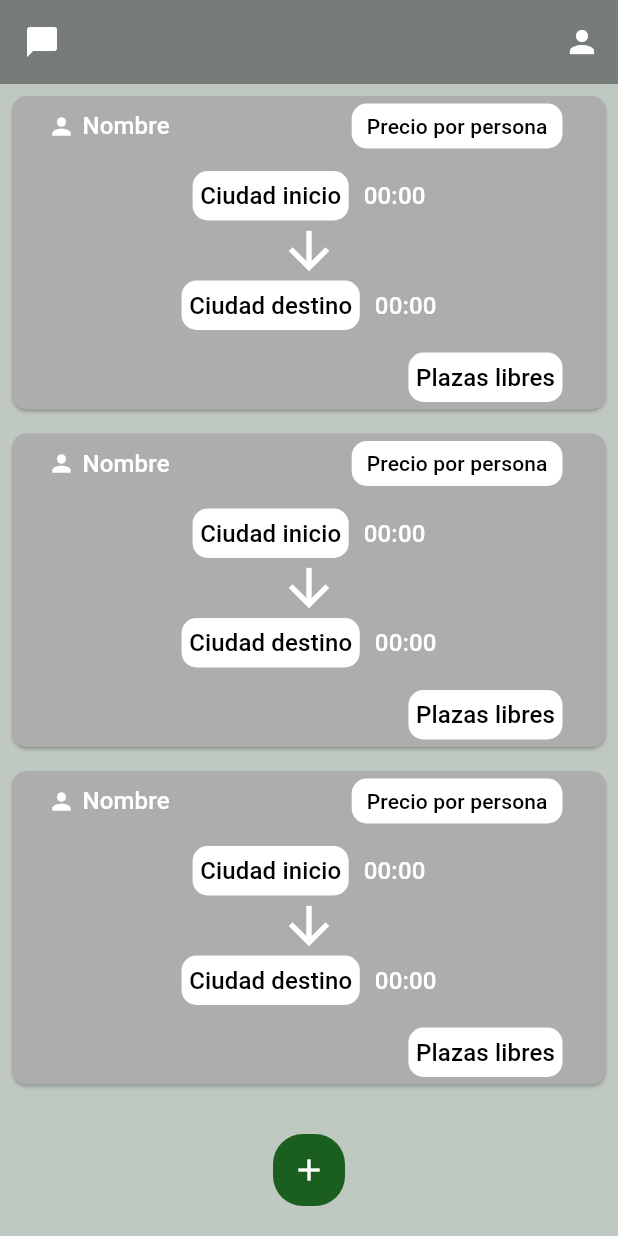
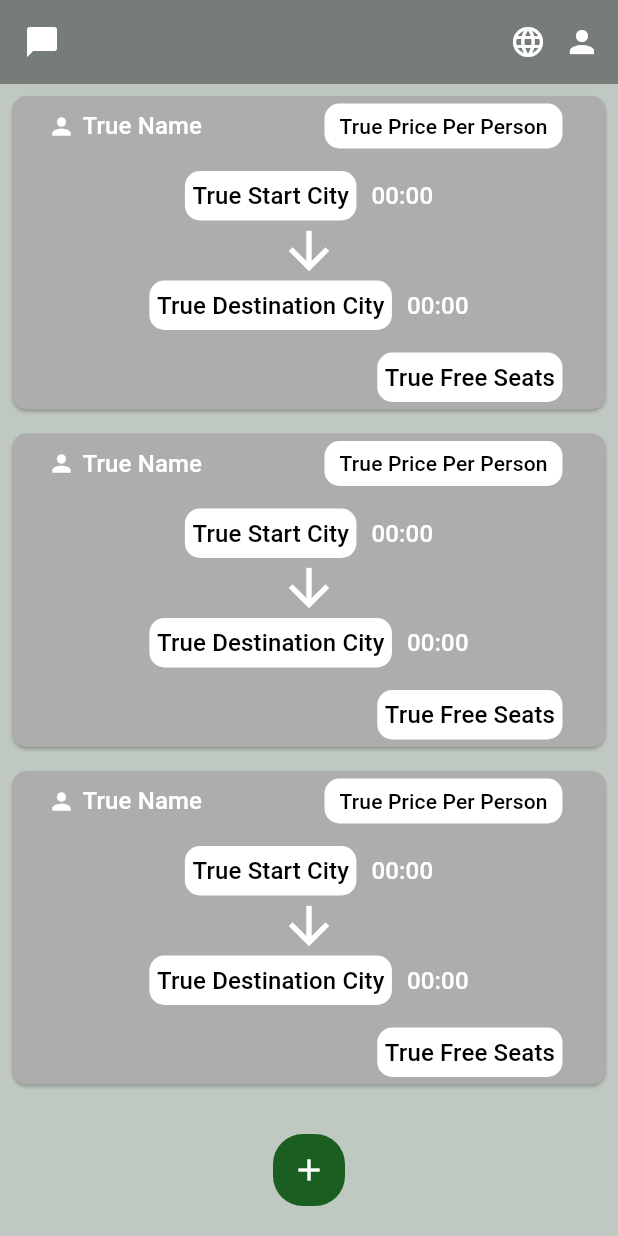
Before and after one commit to pes2324q2-gei-upc/ppf_mobile_client, a Flutter app: the MainPage screen opened directly, on a phone screen of 412 x 824 dp. Run offline on Flutter 3.47's test engine with Material 3 defaults, Android fonts, the phone set to English and light mode, and no system bars; our stand-ins replace dio, image_picker, shared_preferences; accounts and stored records are empty; generated files the repository leaves out were written again.

Commit message:
creacion de soporte multiidioma

```diff
--- /dev/null
+++ b/l10n.yaml
@@ -0,0 +1,3 @@
+arb-dir: lib/l10n
+template-arb-file: app_en.arb
+output-localization-file: app_localizations.dart
--- a/lib/Idiom/language.dart
+++ /dev/null
@@ -1,16 +0,0 @@
-import 'package:flutter/material.dart';
-import 'package:flutter_localizations/flutter_localizations.dart';
-
-return const MaterialApp(
-  title: 'Localizations Sample App',
-  localizationsDelegates: [
-    GlobalMaterialLocalizations.delegate,
-    GlobalWidgetsLocalizations.delegate,
-    GlobalCupertinoLocalizations.delegate,
-  ],
-  supportedLocales: [
-    Locale('en'), // English
-    Locale('es'), // Spanish
-  ],
-  home: MyHomePage(),
-);
--- /dev/null
+++ b/lib/classes/language.dart
@@ -0,0 +1,15 @@
+class Language {
+  final int id;
+  final String flag;
+  final String name;
+  final String languageCode;
+
+  Language(this.id, this.flag, this.name, this.languageCode);
+
+  static List<Language> languageList() {
+    return <Language>[
+      Language(1, "🇺🇸", "English", "en"),
+      Language(2, "🇪🇸", "Español", "es"),
+    ];
+  }
+}
--- /dev/null
+++ b/lib/l10n/app_en.arb
@@ -0,0 +1,7 @@
+{
+  "nombre": "True Name",
+  "precioPorPersona": "True Price Per Person",
+  "ciudadInicio": "True Start City",
+  "ciudadDestino": "True Destination City",
+  "plazasLibres": "True Free Seats"
+}
--- a/lib/main.dart
+++ b/lib/main.dart
@@ -1,5 +1,8 @@
 import 'package:flutter/material.dart';
 import 'package:ppf_mobile_client/views/login_screen.dart';
+import 'package:flutter_gen/gen_l10n/app_localizations.dart';
+import 'package:ppf_mobile_client/classes/language_constants.dart';
+
 
 void main() {
   /*
@@ -42,6 +45,9 @@ class MyApp extends StatelessWidget {
           colorScheme: ColorScheme.fromSeed(seedColor: Colors.deepPurple),
           useMaterial3: true,
         ),
+        localizationsDelegates: AppLocalizations.localizationsDelegates,
+        supportedLocales: AppLocalizations.supportedLocales,
+        locale: Locale('en', ''),
         home: const LogIn());
   }
 }
--- a/lib/views/menu.dart
+++ b/lib/views/menu.dart
@@ -1,4 +1,6 @@
 import 'package:flutter/material.dart';
+import 'package:ppf_mobile_client/classes/language.dart';
+import 'package:ppf_mobile_client/classes/language_constants.dart';
 
 class MyApp extends StatelessWidget {
   const MyApp({Key? key});
@@ -14,6 +16,7 @@ class MyApp extends StatelessWidget {
 class MainPage extends StatelessWidget {
   const MainPage({Key? key});
 
+
  @override
   Widget build(BuildContext context) {
     return Scaffold(
@@ -27,15 +30,42 @@ class MainPage extends StatelessWidget {
           },
         ),
         actions: [
+          DropdownButtonHideUnderline(
+            child: DropdownButton<Language>(
+              onChanged: (Language? language) {
+                // Aquí puedes implementar la lógica para cambiar el idioma seleccionado
+                // Por ejemplo, puedes usar flutter_localizations para cambiar el idioma de la aplicación
+                print("Idioma cambiado a: ${language!.name}");
+              },
+              icon: Icon(Icons.language, color: Colors.white),
+              items: Language.languageList()
+                  .map<DropdownMenuItem<Language>>(
+                    (e) => DropdownMenuItem<Language>(
+                      value: e,
+                      child: Row(
+                        mainAxisAlignment: MainAxisAlignment.spaceAround,
+                        children: <Widget>[
+                          Text(
+                            e.flag,
+                            style: const TextStyle(fontSize: 30),
+                          ),
+                          Text(e.name)
+                        ],
+                      ),
+                    ),
+                  )
+                  .toList(),
+            ),
+          ),
           IconButton(
-            icon: Icon(Icons.person, color: Colors.white), // Símbolo temporal
+            icon: const Icon(Icons.person, color: Colors.white), // Símbolo temporal
             onPressed: () {
               // Acción al presionar el botón de perfil
             },
           ),
         ],
       ),
-      backgroundColor: Color(0xFFC0C9C1),
+      backgroundColor: const Color(0xFFC0C9C1),
       body: Column(
         mainAxisAlignment: MainAxisAlignment.center,
         children: [
@@ -51,7 +81,7 @@ class MainPage extends StatelessWidget {
                     },
                     style: ButtonStyle(
                       backgroundColor:
-                          MaterialStateProperty.all<Color>(Color(0xFFADADAD)),
+                          MaterialStateProperty.all<Color>(const Color(0xFFADADAD)),
                       shape: MaterialStateProperty.all<OutlinedBorder>(
                         RoundedRectangleBorder(
                           borderRadius: BorderRadius.circular(10),
@@ -64,30 +94,32 @@ class MainPage extends StatelessWidget {
                         Row(
                           mainAxisAlignment: MainAxisAlignment.spaceBetween,
                           children: [
-                            Row(
+                            Expanded(
+                              child: Row(
                                 children: [
-                                Icon(Icons.person, color: Colors.white),
+                                  const Icon(Icons.person, color: Colors.white),
                                   SizedBox(width: 5),
                                   Text(
-                                  'Nombre',
-                                  style: TextStyle(
+                                    translation(context).nombre,
+                                    style: const TextStyle(
                                       color: Colors.white,
                                       fontSize: 16,
                                     ),
                                   ),
                                 ],
                               ),
+                            ),
                             Padding(
                               padding: const EdgeInsets.all(5.0),
                               child: Container(
-                                padding: EdgeInsets.symmetric(
+                                padding: const EdgeInsets.symmetric(
                                     vertical: 5, horizontal: 10),
                                 decoration: BoxDecoration(
                                   color: Colors.white,
                                   borderRadius: BorderRadius.circular(10),
                                 ),
                                 child: Text(
-                                  'Precio por persona',
+                                  translation(context).precioPorPersona,
                                   style: TextStyle(color: Colors.black),
                                 ),
                               ),
@@ -104,22 +136,22 @@ class MainPage extends StatelessWidget {
                                 Row(
                                   children: [
                                     Container(
-                                      padding: EdgeInsets.all(5),
+                                      padding: const EdgeInsets.all(5),
                                       decoration: BoxDecoration(
                                         color: Colors.white,
                                         borderRadius:
                                             BorderRadius.circular(10),
                                       ),
                                       child: Text(
-                                        'Ciudad inicio',
-                                        style: TextStyle(
+                                        translation(context).ciudadInicio,
+                                        style: const TextStyle(
                                           color: Colors.black,
                                           fontSize: 16,
                                         ),
                                       ),
                                     ),
                                     SizedBox(width: 10),
-                                    Text(
+                                    const Text(
                                       '00:00',
                                       style: TextStyle(
                                         color: Colors.white,
@@ -128,7 +160,7 @@ class MainPage extends StatelessWidget {
                                     ),
                                   ],
                                 ),
-                                Icon(
+                                const Icon(
                                   Icons.arrow_downward,
                                   color: Colors.white,
                                   size: 40,
@@ -143,15 +175,15 @@ class MainPage extends StatelessWidget {
                                             BorderRadius.circular(10),
                                       ),
                                       child: Text(
-                                        'Ciudad destino',
-                                        style: TextStyle(
+                                        translation(context).ciudadDestino,
+                                        style: const TextStyle(
                                           color: Colors.black,
                                           fontSize: 16,
                                         ),
                                       ),
                                     ),
                                     SizedBox(width: 10),
-                                    Text(
+                                    const Text(
                                       '00:00',
                                       style: TextStyle(
                                         color: Colors.white,
@@ -170,14 +202,14 @@ class MainPage extends StatelessWidget {
                           child: Padding(
                             padding: const EdgeInsets.all(5.0),
                             child: Container(
-                              padding: EdgeInsets.all(5),
+                              padding: const EdgeInsets.all(5),
                               decoration: BoxDecoration(
                                 color: Colors.white,
                                 borderRadius: BorderRadius.circular(10),
                               ),
                               child: Text(
-                                'Plazas libres',
-                                style: TextStyle(
+                                translation(context).plazasLibres,
+                                style: const TextStyle(
                                   color: Colors.black,
                                   fontSize: 16,
                                 ),
@@ -202,7 +234,7 @@ class MainPage extends StatelessWidget {
               onPressed: () {
                 // Acción al presionar el botón de adición
               },
-              icon: Icon(
+              icon: const Icon(
                 Icons.add,
                 color: Colors.white,
               ),
```
Also changed, not shown: lib/classes/language_constants.dart (added, +36 -0 lines), lib/l10n/app_es.arb (added, +7 -0 lines), pubspec.yaml (+5 -8 lines), pubspec.lock, 2 other files. Lines whose indentation alone changed are shown as unchanged.
